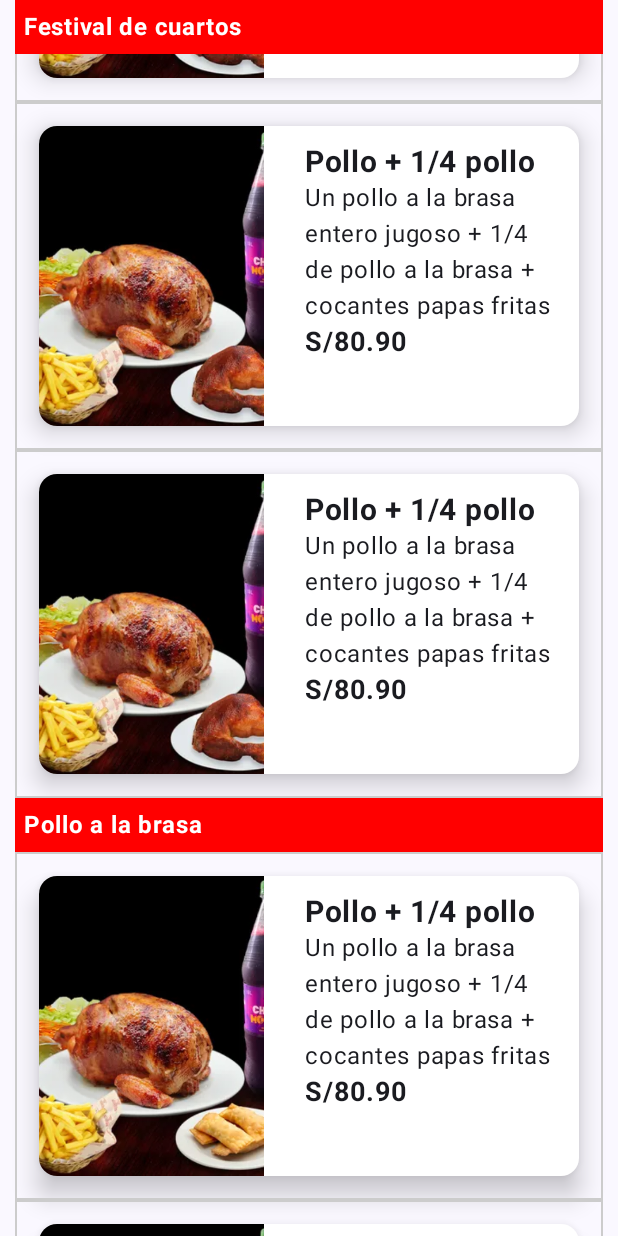
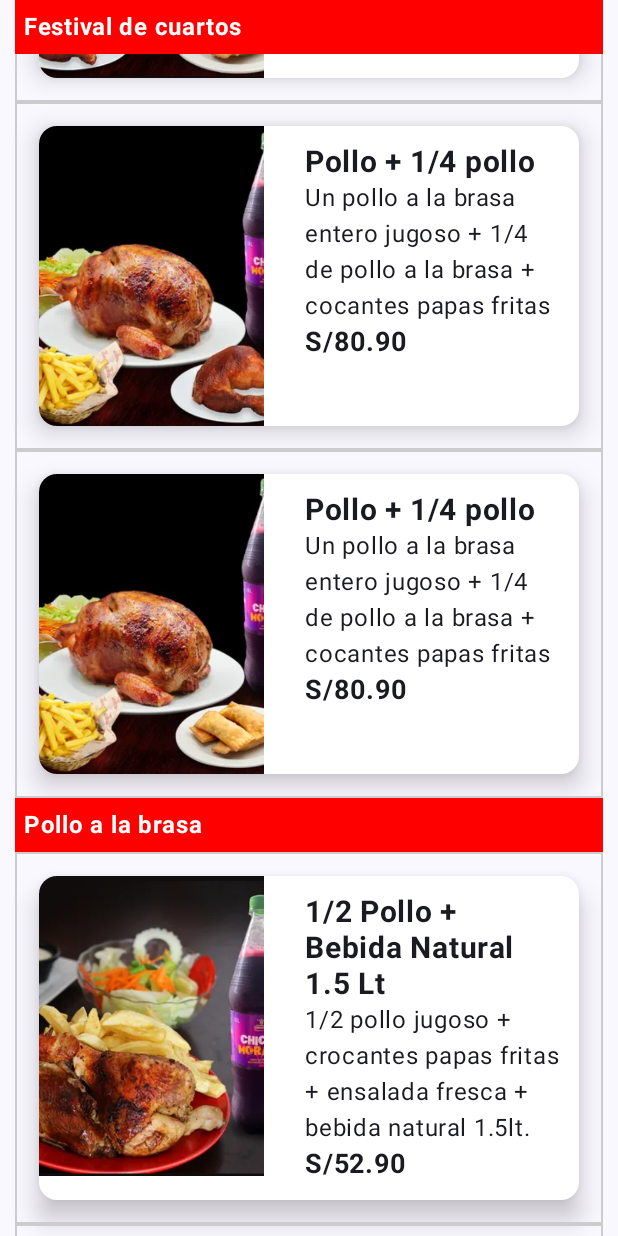
Before and after one commit to DaxtMar/appLeniaCarbom, an Android app built with Jetpack Compose: the composable TiendaScreen shown on its own in the app's theme, scrolled down 1730 dp, on a phone screen of 412 x 824 dp. Run offline under Robolectric (Android 15) with nearby library versions, the phone set to English and light mode, and no system bars; our stand-ins replace accompanist; 1 statement that could not run was skipped.

```diff
--- a/app/src/main/java/com/example/applenia_carbon/MainActivity.kt
+++ b/app/src/main/java/com/example/applenia_carbon/MainActivity.kt
@@ -29,7 +29,7 @@ class MainActivity : ComponentActivity() {
             Applenia_carbonTheme {
                 val navigation = rememberNavController()
                 NavHost(navController = navigation,
-                    startDestination = AppRoutes.loginScreen.path,
+                    startDestination = AppRoutes.welcomeScreen.path,
                     builder = {
                         composable(AppRoutes.welcomeScreen.path) {
                             WelcomeScreen(navigation)
--- a/app/src/main/java/com/example/applenia_carbon/dataEjemplo/listas.kt
+++ b/app/src/main/java/com/example/applenia_carbon/dataEjemplo/listas.kt
@@ -48,7 +48,7 @@ val listaProductos = listOf(
         5,
         R.drawable.fc1,
         "Pollo + 1/4 pollo",
-        "Un pollo a la brasa entero jugoso + 1/4 de pollo a la brasa + cocantes papas fritas",
+        "1/4 de pollo jugoso + 1 sabroso palo de anticucho + crocantes papas fritas + ensalada fresca.",
         "S/80.90"
     ),
     producto(
@@ -75,9 +75,9 @@ val listaProductos = listOf(
     producto(
         9,
         R.drawable.pb1,
-        "Pollo + 1/4 pollo",
-        "Un pollo a la brasa entero jugoso + 1/4 de pollo a la brasa + cocantes papas fritas",
-        "S/80.90"
+        "1/2 Pollo + Bebida Natural 1.5 Lt",
+        "1/2 pollo jugoso + crocantes papas fritas + ensalada fresca + bebida natural 1.5lt.",
+        "S/52.90"
     ),
     producto(
         10,
@@ -214,10 +214,10 @@ val listaProductos = listOf(
     ),
     producto(
         29,
-        R.drawable.pro1,
-        "Pollo + 1/4 pollo",
-        "Un pollo a la brasa entero jugoso + 1/4 de pollo a la brasa + cocantes papas fritas",
-        "S/80.90"
+        R.drawable.bb1,
+        "IncaKola",
+        "Bebida refrescante",
+        "S/10"
     ),
     producto(
         30,
--- a/app/src/main/java/com/example/applenia_carbon/screens/Categoria.kt
+++ b/app/src/main/java/com/example/applenia_carbon/screens/Categoria.kt
@@ -92,7 +92,7 @@ fun CategoriaItem(dataCategoria: dataCategoria) {
         modifier = Modifier
             .fillMaxWidth()
             .clickable { /**/ },
-        verticalArrangement = Arrangement.Center
+        verticalArrangement = Arrangement.Center,
     ) {
         Image(
             painter = painterResource(id = dataCategoria.imageResId),
--- a/app/src/main/java/com/example/applenia_carbon/screens/Tienda.kt
+++ b/app/src/main/java/com/example/applenia_carbon/screens/Tienda.kt
@@ -12,8 +12,6 @@ import androidx.compose.foundation.layout.Arrangement
 import androidx.compose.foundation.layout.Box
 
 import androidx.compose.foundation.layout.Column
-//import androidx.compose.foundation.layout.FlowRowScopeInstance.align
-import androidx.compose.foundation.layout.PaddingValues
 import androidx.compose.foundation.layout.Row
 import androidx.compose.foundation.layout.Spacer
 import androidx.compose.foundation.layout.fillMaxSize
@@ -37,12 +35,10 @@ import androidx.compose.ui.draw.clip
 import androidx.compose.ui.graphics.Color
 import androidx.compose.ui.layout.ContentScale
 import androidx.compose.ui.res.painterResource
-import androidx.compose.ui.text.font.FontWeight
 import androidx.compose.ui.text.font.FontWeight.Companion.Bold
 import androidx.compose.ui.unit.dp
 import androidx.compose.ui.unit.sp
 import com.example.applenia_carbon.R
-import androidx.compose.ui.text.style.TextAlign
 import com.example.applenia_carbon.dataEjemplo.listaCategorias
 import com.example.applenia_carbon.dataEjemplo.listaProductos
 import com.example.applenia_carbon.dataEjemplo.producto
@@ -61,9 +57,7 @@ fun TiendaScreen() {
 @Composable
 fun ColumnItem(
     modifier: Modifier,
-    //list: List<producto>,
     producto: producto,
-    //itemIndex: Int,
 ) {
     Card(
         modifier
@@ -82,11 +76,7 @@ fun ColumnItem(
             horizontalArrangement = Arrangement.spacedBy(15.dp)
         ) {
             Image(
-
-                //painter = painterResource(id = list[itemIndex].image),
                 painter = painterResource(id = producto.image),
-
-                //contentDescription = list[itemIndex].title,
                 contentDescription = producto.title,
                 modifier = Modifier
                     .height(200.dp)
@@ -97,15 +87,11 @@ fun ColumnItem(
                 Text(text = producto.title, fontSize = 20.sp, fontWeight = Bold)
                 Text(text = producto.descripcion, fontSize = 16.sp)
                 Text(text = producto.precio, fontSize = 18.sp, fontWeight = Bold)
-//                Text(text = list[itemIndex].title, fontSize = 20.sp, fontWeight = Bold)
-//                Text(text = list[itemIndex].descripcion, fontSize = 16.sp)
-//                Text(text = list[itemIndex].precio, fontSize = 18.sp, fontWeight = Bold)
+                //Text(text = producto.idp.toString(), fontSize = 12.sp)
             }
         }
     }
 }
-
-data class Item(val index: Int = 0)
 
 @OptIn(ExperimentalFoundationApi::class)
 @Composable
@@ -134,12 +120,8 @@ fun LazyColumnExample(modifier: Modifier = Modifier) {
                     carousel()
                     Spacer(Modifier.size(10.dp))
                 })
-
-                val myList = (1..listaProductos.size).map {cont->
-                    Item(index = cont )
-                }.groupBy { (it.index- 1) / 4 + 1 }
-
-                myList.entries.forEach { entry ->
+                val agrupa = listaProductos.groupBy {(it.idp- 1) / 4 + 1  }
+                agrupa.entries.forEach { entry ->
                     stickyHeader {
                         Row(
                             modifier = Modifier
@@ -154,8 +136,7 @@ fun LazyColumnExample(modifier: Modifier = Modifier) {
                             )
                         }
                     }
-
-                    items(entry.value) {
+                    items(entry.value) {item  ->
                         Row(
                             verticalAlignment = Alignment.CenterVertically,
                             modifier = Modifier
@@ -170,10 +151,8 @@ fun LazyColumnExample(modifier: Modifier = Modifier) {
                             ) {
                                 ColumnItem(
                                     modifier,
-                                    listaProductos[entry.key],
-                                    //itemIndex = listaProductos[entry.key].idp
+                                    item
                                 )
-
                             }
                         }
                     }
```
Also changed, not shown: app/src/main/java/com/example/applenia_carbon/auth/AuthScreen.kt (+21 -3 lines).
